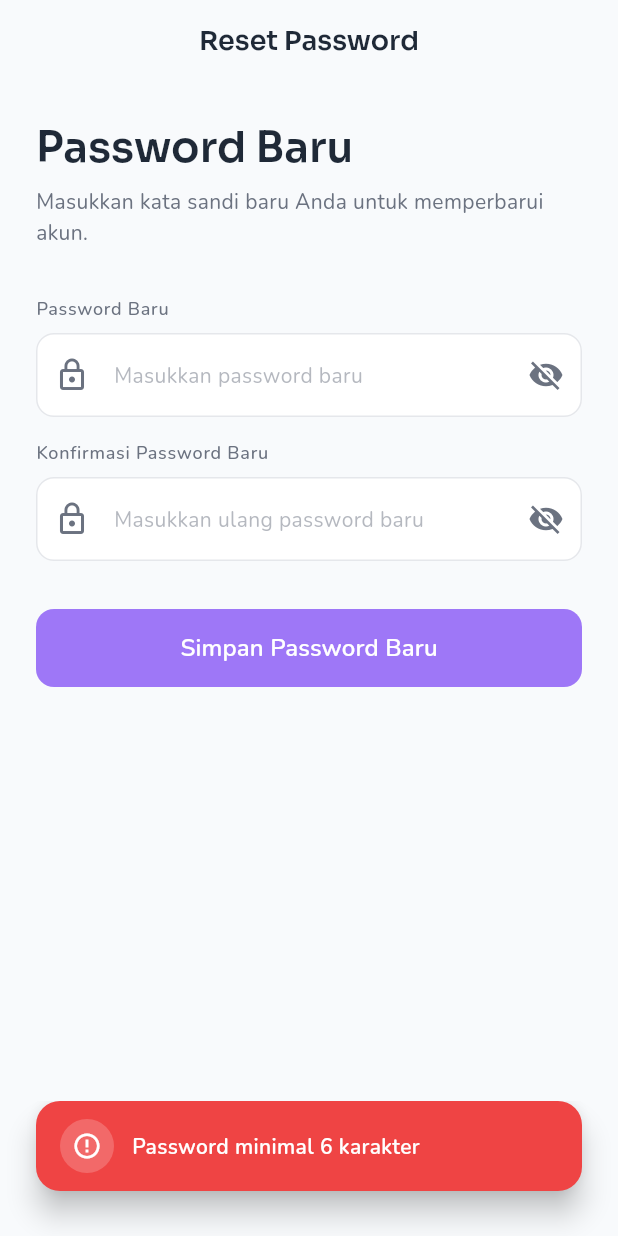
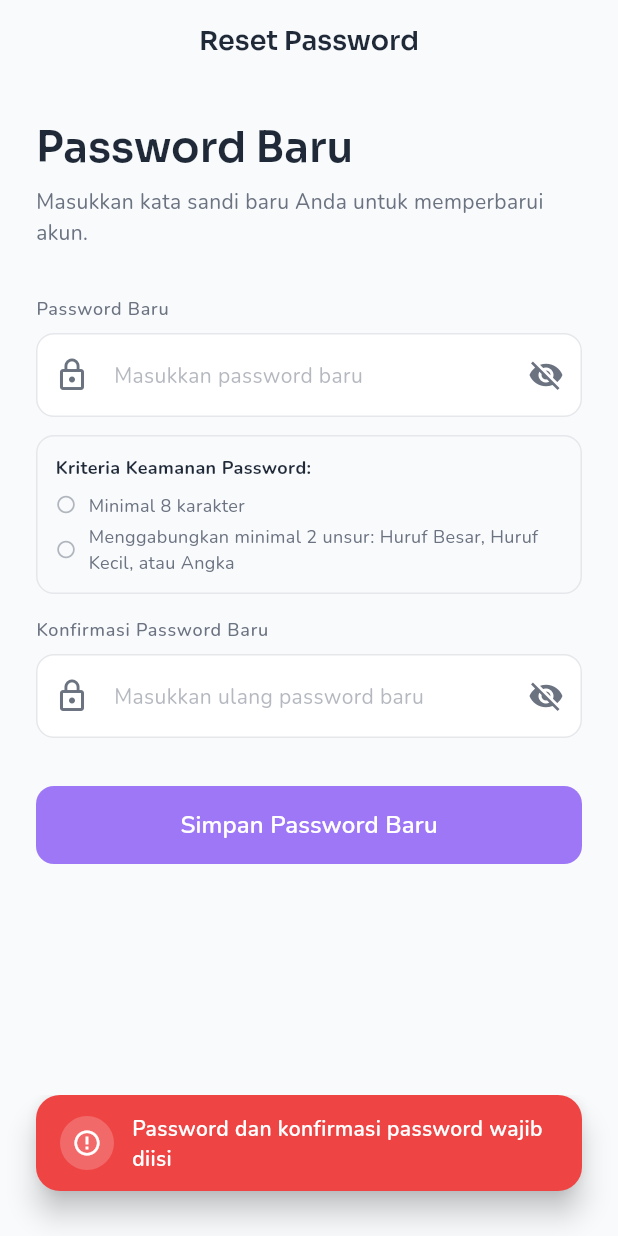
Before and after one commit to Danang705/TraceIT, a Flutter app: the ResetPasswordScreen screen opened directly with empty values, after a tap on "Simpan Password Baru", on a phone screen of 412 x 824 dp. Run offline on Flutter 3.47's test engine with Material 3 defaults, Android fonts, the phone set to English and light mode, and no system bars; our stand-ins replace cached_network_image, firebase_core, firebase_messaging, flutter_local_notifications, flutter_map, geolocator and 9 more; accounts and stored records are empty.

Commit message:
fix(auth): implement password complexity validation on reset password

```diff
--- a/lib/screens/auth/reset_password_screen.dart
+++ b/lib/screens/auth/reset_password_screen.dart
@@ -22,13 +22,60 @@ class _ResetPasswordScreenState extends State<ResetPasswordScreen> {
   bool _isLoading = false;
   bool _isObscure = true;
   bool _isConfirmObscure = true;
+  String _password = '';
+
+  @override
+  void initState() {
+    super.initState();
+    _passwordController.addListener(_onPasswordChanged);
+  }
+
+  @override
+  void dispose() {
+    _passwordController.removeListener(_onPasswordChanged);
+    _passwordController.dispose();
+    _confirmPasswordController.dispose();
+    super.dispose();
+  }
+
+  void _onPasswordChanged() {
+    setState(() {
+      _password = _passwordController.text;
+    });
+  }
+
+  bool _validatePasswordLength(String password) {
+    return password.length >= 8;
+  }
+
+  bool _validatePasswordComplexity(String password) {
+    final hasUpper = RegExp(r'[A-Z]').hasMatch(password);
+    final hasLower = RegExp(r'[a-z]').hasMatch(password);
+    final hasDigit = RegExp(r'[0-9]').hasMatch(password);
+    final count = (hasUpper ? 1 : 0) + (hasLower ? 1 : 0) + (hasDigit ? 1 : 0);
+    return count >= 2;
+  }
 
   void _resetPassword() async {
     final password = _passwordController.text;
     final confirmPassword = _confirmPasswordController.text;
 
-    if (password.length < 6) {
-      CustomSnackBar.show(context, 'Password minimal 6 karakter', isError: true);
+    if (password.isEmpty || confirmPassword.isEmpty) {
+      CustomSnackBar.show(context, 'Password dan konfirmasi password wajib diisi', isError: true);
+      return;
+    }
+
+    if (!_validatePasswordLength(password)) {
+      CustomSnackBar.show(context, 'Password harus minimal 8 karakter', isError: true);
+      return;
+    }
+
+    if (!_validatePasswordComplexity(password)) {
+      CustomSnackBar.show(
+        context,
+        'Password wajib menggabungkan minimal 2 unsur: Huruf besar (A-Z), Huruf kecil (a-z), atau Angka (0-9)',
+        isError: true
+      );
       return;
     }
 
@@ -98,6 +145,8 @@ class _ResetPasswordScreenState extends State<ResetPasswordScreen> {
                   onPressed: () => setState(() => _isObscure = !_isObscure),
                 ),
               ),
+              const SizedBox(height: 12),
+              _buildPasswordCriteriaIndicator(),
               const SizedBox(height: 16),
               AppTextField(
                 label: 'Konfirmasi Password Baru',
@@ -125,4 +174,57 @@ class _ResetPasswordScreenState extends State<ResetPasswordScreen> {
       ),
     );
   }
+
+  Widget _buildPasswordCriteriaIndicator() {
+    final hasMinLength = _validatePasswordLength(_password);
+    final hasComplexity = _validatePasswordComplexity(_password);
+
+    return Container(
+      padding: const EdgeInsets.all(12),
+      decoration: BoxDecoration(
+        color: AppColors.surface,
+        borderRadius: BorderRadius.circular(12),
+        border: Border.all(color: AppColors.borderColor),
+      ),
+      child: Column(
+        crossAxisAlignment: CrossAxisAlignment.start,
+        children: [
+          const Text(
+            'Kriteria Keamanan Password:',
+            style: TextStyle(
+              fontSize: 12,
+              fontWeight: FontWeight.bold,
+              color: AppColors.textPrimary,
+            ),
+          ),
+          const SizedBox(height: 8),
+          _buildCriteriaRow('Minimal 8 karakter', hasMinLength),
+          const SizedBox(height: 4),
+          _buildCriteriaRow('Menggabungkan minimal 2 unsur: Huruf Besar, Huruf Kecil, atau Angka', hasComplexity),
+        ],
+      ),
+    );
+  }
+
+  Widget _buildCriteriaRow(String text, bool isMet) {
+    return Row(
+      children: [
+        Icon(
+          isMet ? Icons.check_circle : Icons.radio_button_unchecked,
+          color: isMet ? AppColors.success : AppColors.textSecondary.withOpacity(0.5),
+          size: 14,
+        ),
+        const SizedBox(width: 8),
+        Expanded(
+          child: Text(
+            text,
+            style: TextStyle(
+              fontSize: 12,
+              color: isMet ? AppColors.success : AppColors.textSecondary,
+            ),
+          ),
+        ),
+      ],
+    );
+  }
 }
```
